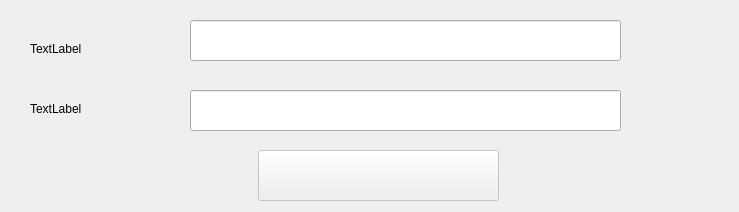
The window that toxygen/ui/views/join_group_screen.ui (toxygen-project/toxygen) describes before a commit, drawn with Qt 5.
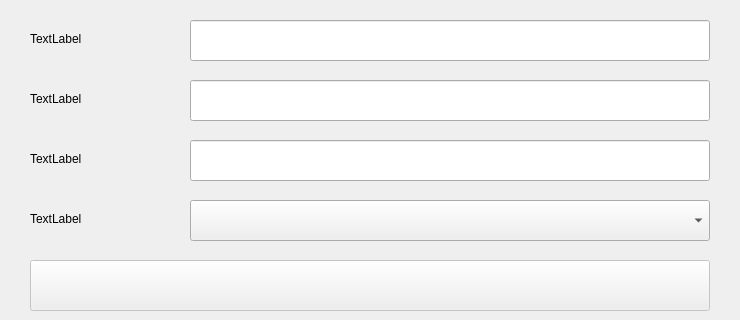
The same window after the commit.

Commit message: join group with different credentials

Diff of the .ui file:
```diff
--- a/toxygen/ui/views/join_group_screen.ui
+++ b/toxygen/ui/views/join_group_screen.ui
@@ -6,10 +6,22 @@
    <rect>
     <x>0</x>
     <y>0</y>
-    <width>739</width>
-    <height>212</height>
+    <width>740</width>
+    <height>320</height>
    </rect>
   </property>
+  <property name="minimumSize">
+   <size>
+    <width>740</width>
+    <height>320</height>
+   </size>
+  </property>
+  <property name="maximumSize">
+   <size>
+    <width>740</width>
+    <height>320</height>
+   </size>
+  </property>
   <property name="windowTitle">
    <string>Form</string>
   </property>
@@ -17,7 +29,7 @@
    <property name="geometry">
     <rect>
      <x>30</x>
-     <y>40</y>
+     <y>30</y>
      <width>67</width>
      <height>17</height>
     </rect>
@@ -30,7 +42,7 @@
    <property name="geometry">
     <rect>
      <x>30</x>
-     <y>100</y>
+     <y>90</y>
      <width>67</width>
      <height>17</height>
     </rect>
@@ -45,9 +57,9 @@
    </property>
    <property name="geometry">
     <rect>
-     <x>258</x>
-     <y>150</y>
-     <width>241</width>
+     <x>30</x>
+     <y>260</y>
+     <width>680</width>
      <height>51</height>
     </rect>
    </property>
@@ -60,7 +72,7 @@
     <rect>
      <x>190</x>
      <y>20</y>
-     <width>431</width>
+     <width>520</width>
      <height>41</height>
     </rect>
    </property>
@@ -69,8 +81,54 @@
    <property name="geometry">
     <rect>
      <x>190</x>
-     <y>90</y>
-     <width>431</width>
+     <y>80</y>
+     <width>520</width>
+     <height>41</height>
+    </rect>
+   </property>
+  </widget>
+  <widget class="QLabel" name="nickLabel">
+   <property name="geometry">
+    <rect>
+     <x>30</x>
+     <y>150</y>
+     <width>67</width>
+     <height>17</height>
+    </rect>
+   </property>
+   <property name="text">
+    <string>TextLabel</string>
+   </property>
+  </widget>
+  <widget class="QLabel" name="statusLabel">
+   <property name="geometry">
+    <rect>
+     <x>30</x>
+     <y>210</y>
+     <width>67</width>
+     <height>17</height>
+    </rect>
+   </property>
+   <property name="text">
+    <string>TextLabel</string>
+   </property>
+  </widget>
+  <widget class="QLineEdit" name="nickLineEdit">
+   <property name="geometry">
+    <rect>
+     <x>190</x>
+     <y>140</y>
+     <width>520</width>
+     <height>41</height>
+    </rect>
+   </property>
+  </widget>
+  <widget class="QComboBox" name="statusComboBox">
+   <property name="geometry">
+    <rect>
+     <x>190</x>
+     <y>200</y>
+     <width>520</width>
      <height>41</height>
     </rect>
    </property>
```
The commit also changes 6 other files.
